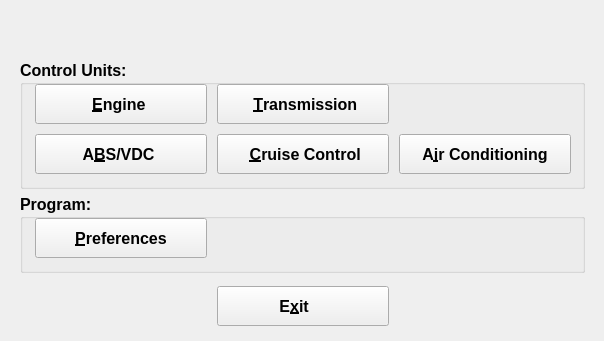
msatoh/Free-SSM-for-my-GDB, file ui/FreeSSM.ui: the form before one commit.
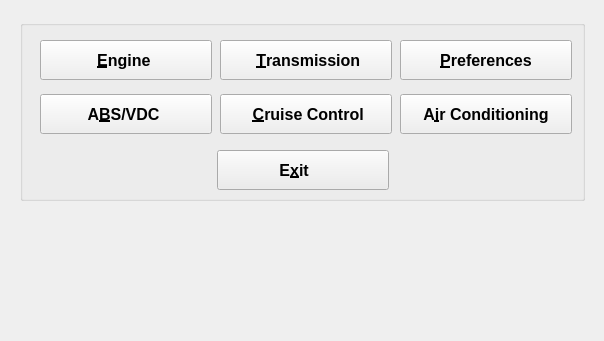
The form after the commit. Icons and pictures are not drawn.

Patch:
```diff
--- a/ui/FreeSSM.ui
+++ b/ui/FreeSSM.ui
@@ -38,7 +38,7 @@
     <property name="geometry">
      <rect>
       <x>217</x>
-      <y>286</y>
+      <y>150</y>
       <width>172</width>
       <height>40</height>
      </rect>
@@ -68,9 +68,9 @@
     <property name="geometry">
      <rect>
       <x>20</x>
-      <y>60</y>
+      <y>20</y>
       <width>565</width>
-      <height>129</height>
+      <height>181</height>
      </rect>
     </property>
     <property name="font">
@@ -81,13 +81,13 @@
      </font>
     </property>
     <property name="title">
-     <string>Control Units:</string>
+     <string/>
     </property>
     <widget class="QPushButton" name="engine_pushButton">
      <property name="geometry">
       <rect>
-       <x>15</x>
-       <y>24</y>
+       <x>20</x>
+       <y>20</y>
        <width>172</width>
        <height>40</height>
       </rect>
@@ -109,8 +109,8 @@
     <widget class="QPushButton" name="transmission_pushButton">
      <property name="geometry">
       <rect>
-       <x>197</x>
-       <y>24</y>
+       <x>200</x>
+       <y>20</y>
        <width>172</width>
        <height>40</height>
       </rect>
@@ -132,7 +132,7 @@
     <widget class="QPushButton" name="absvdc_pushButton">
      <property name="geometry">
       <rect>
-       <x>15</x>
+       <x>20</x>
        <y>74</y>
        <width>172</width>
        <height>40</height>
@@ -158,7 +158,7 @@
      </property>
      <property name="geometry">
       <rect>
-       <x>197</x>
+       <x>200</x>
        <y>74</y>
        <width>172</width>
        <height>40</height>
@@ -181,7 +181,7 @@
     <widget class="QPushButton" name="aircon_pushButton">
      <property name="geometry">
       <rect>
-       <x>379</x>
+       <x>380</x>
        <y>74</y>
        <width>172</width>
        <height>40</height>
@@ -201,31 +201,11 @@
       </size>
      </property>
     </widget>
-   </widget>
-   <widget class="QGroupBox" name="program_groupBox">
-    <property name="geometry">
-     <rect>
-      <x>20</x>
-      <y>194</y>
-      <width>565</width>
-      <height>79</height>
-     </rect>
-    </property>
-    <property name="font">
-     <font>
-      <pointsize>12</pointsize>
-      <weight>75</weight>
-      <bold>true</bold>
-     </font>
-    </property>
-    <property name="title">
-     <string>Program:</string>
-    </property>
     <widget class="QPushButton" name="preferences_pushButton">
      <property name="geometry">
       <rect>
-       <x>15</x>
-       <y>24</y>
+       <x>380</x>
+       <y>20</y>
        <width>172</width>
        <height>40</height>
       </rect>
@@ -251,7 +231,7 @@
       <x>0</x>
       <y>0</y>
       <width>604</width>
-      <height>341</height>
+      <height>211</height>
      </rect>
     </property>
     <property name="scaledContents">
```
Left out of the diff: 1 changed line with no effect on the pictures.
